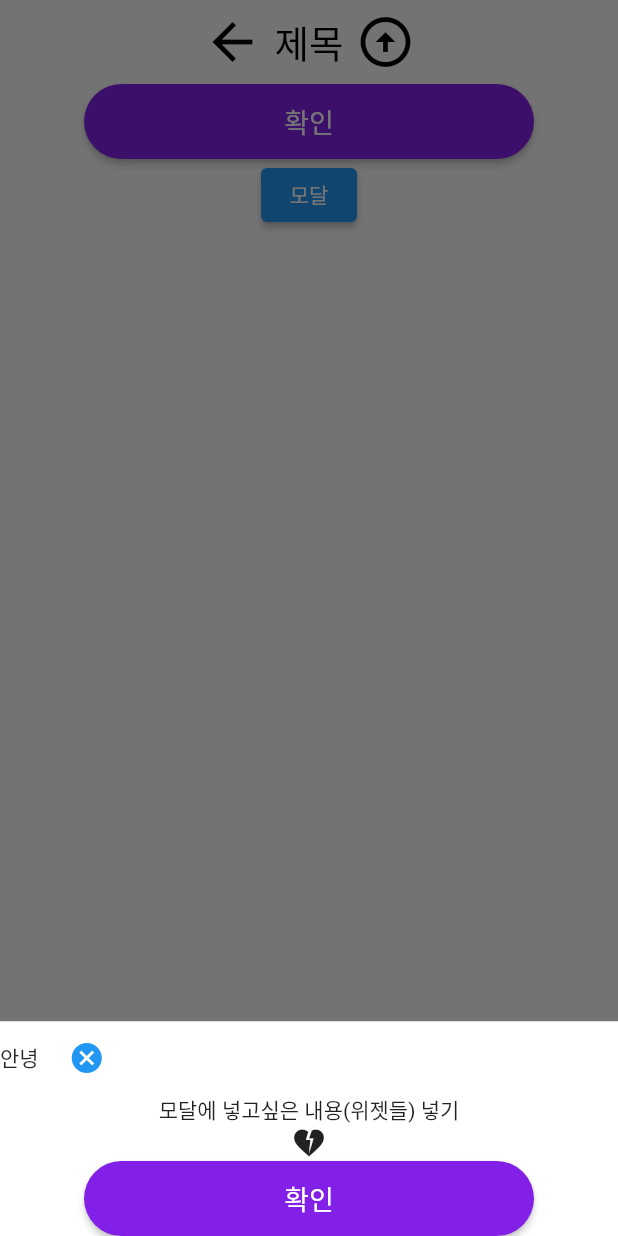
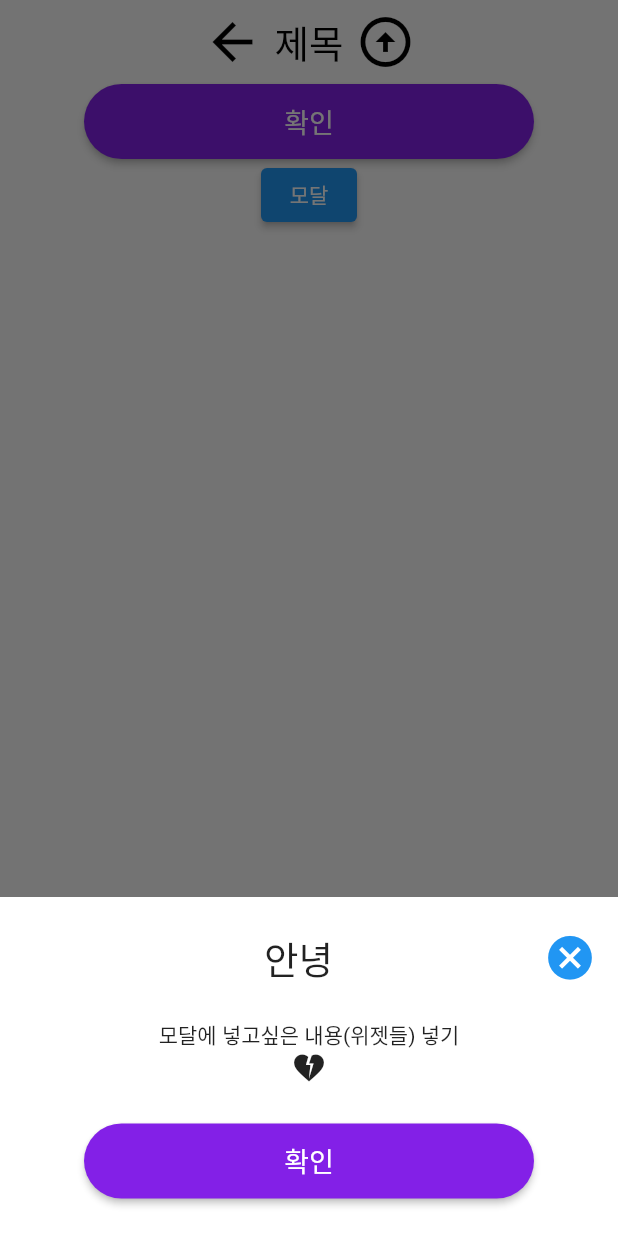
Before and after one commit to tngus2sh/KeePing, a Flutter app: the Page1 screen opened directly, after a tap on "모달", on a phone screen of 412 x 824 dp. Run offline on Flutter 3.47's test engine with Material 2 defaults, Android fonts, the phone set to English and light mode, and no system bars.

Commit message:
feat: 하단 모달 요소 간격 조절 및 정렬 (##S09P22C207-121)

```diff
--- a/client/lib/widgets/bottom_modal.dart
+++ b/client/lib/widgets/bottom_modal.dart
@@ -25,9 +25,13 @@ class BottomModal extends StatelessWidget {
         mainAxisAlignment: MainAxisAlignment.start,
         mainAxisSize: MainAxisSize.min,  // 모달 높이 자동으로 지정
         children: [
+          SizedBox(height: 15),
           modalHeader(title, context),
+          SizedBox(height: 15),
           content,
+          SizedBox(height: 25),
           button,
+          SizedBox(height: 25),
         ],
       ),
     );
@@ -37,8 +41,11 @@ class BottomModal extends StatelessWidget {
 // 모달 헤더 위젯
 Widget modalHeader(String title, BuildContext context) {
   return Row(
+    mainAxisAlignment: MainAxisAlignment.spaceBetween,
+    crossAxisAlignment: CrossAxisAlignment.center,
     children: [
-      Text(title),
+      SizedBox(width: 50,),
+      Text(title, style: TextStyle(fontSize: 25),),
       modalCancleBtn(context)
     ],
   );
@@ -50,6 +57,6 @@ Widget modalCancleBtn(BuildContext context) {
     onPressed: () {
       Navigator.pop(context);
     },
-    child: Icon(Icons.cancel)
+    child: Icon(Icons.cancel, size: 35,)
   );
 }
```
